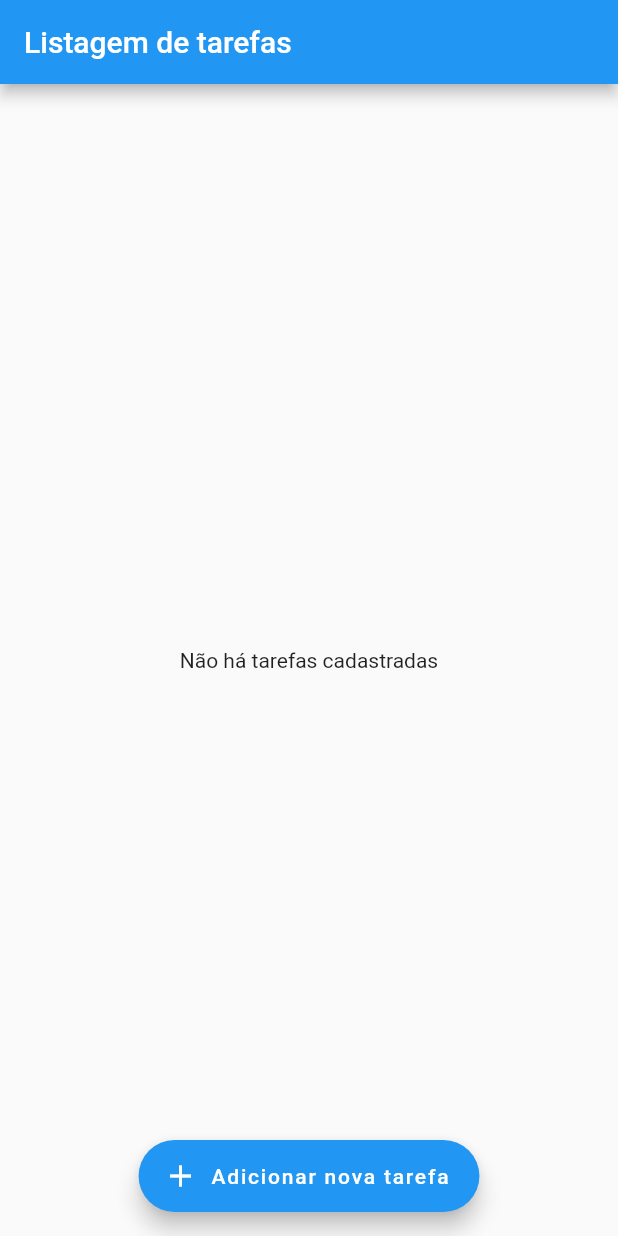
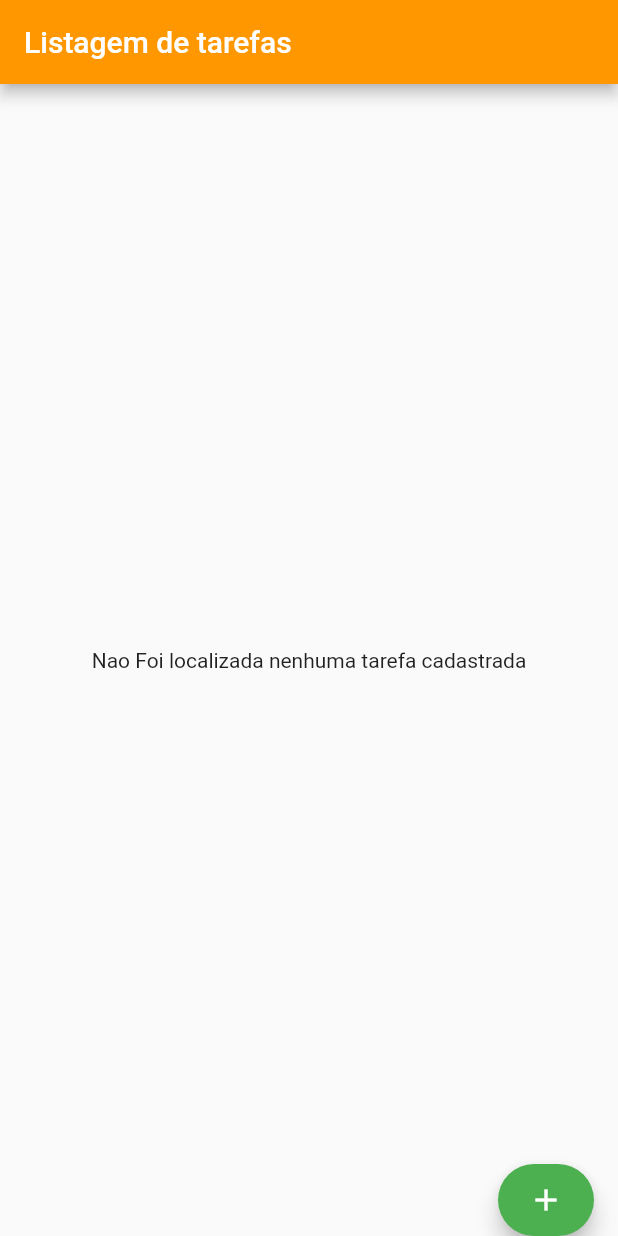
Before and after one commit to bmborgesinfnet/flutter_application, a Flutter app: the screen it shows after launch, on a phone screen of 412 x 824 dp. Run offline on Flutter 3.47's test engine with Material 2 defaults, Android fonts, the phone set to English and light mode, and no system bars; our stand-ins replace location.

Commit message:
06062023

```diff
--- a/lib/components/botao_nova_tarefa.dart
+++ b/lib/components/botao_nova_tarefa.dart
@@ -1,5 +1,4 @@
 import 'package:flutter/material.dart';
-
 import '../routes/rotas.dart';
 
 class BotaoAdicionarTarefa extends StatelessWidget {
@@ -7,14 +6,14 @@ class BotaoAdicionarTarefa extends StatelessWidget {
   @override
   Widget build(BuildContext context) {
     adicionarNovaTarefa() {
-      Navigator.of(context).pushNamed(Rotas.CADASTRAR_TAREFA);
+      Navigator.of(context).pushNamed(Rotas.CREATE_TASK);
     }
 
     return FloatingActionButton.extended(
         onPressed: adicionarNovaTarefa,
-        tooltip: 'Adicionar nova tarefa',
-        label: const Text("Adicionar nova tarefa"),
-    icon: const Icon(Icons.add)
+        backgroundColor: Colors.green,
+        //tooltip: 'Adicionar nova tarefa',
+        label: Icon(Icons.add, color: Colors.white),
     );
   }
 }
--- a/lib/components/listagem_tarefas.dart
+++ b/lib/components/listagem_tarefas.dart
@@ -10,12 +10,6 @@ class ListagemTarefas extends StatelessWidget {
   @override
   Widget build(BuildContext context) {
     final _tarefas = Provider.of<TarefaProvider>(context);
-
-    // List<Widget> _gerarListaProdutos() {
-    //   return _tarefas.listaTarefas
-    //       .map((tarefa) => ListagemTarefasItem(tarefa))
-    //       .toList();
-    // }
 
     List<Widget> _gerarListaProdutos() {
       return _tarefas.listaTarefas.asMap().entries.map((valor) {
@@ -31,7 +25,7 @@ class ListagemTarefas extends StatelessWidget {
             mainAxisAlignment: MainAxisAlignment.center,
             children: const [
               Center(
-                child: Text("Não há tarefas cadastradas"),
+                child: Text("Nao Foi localizada nenhuma tarefa cadastrada"),
               )
             ],
           );
--- a/lib/components/listagem_tarefas_item.dart
+++ b/lib/components/listagem_tarefas_item.dart
@@ -18,7 +18,7 @@ class ListagemTarefasItem extends StatelessWidget {
     editarTarefa() {
       _tarefas.tarefaEditando = tarefa;
       _tarefas.indexEditando = index;
-      Navigator.of(context).pushNamed(Rotas.EDITAR_TAREFA);
+      Navigator.of(context).pushNamed(Rotas.EDIT_TASK);
     }
 
     return Card(
--- a/lib/main.dart
+++ b/lib/main.dart
@@ -17,16 +17,16 @@ class App extends StatelessWidget {
     return ChangeNotifierProvider(
       create: (context) => TarefaProvider(),
       child: MaterialApp(
-        title: 'Aplicativo de cadastro de tarefas',
+        title: 'Cadastro de Tarefas',
         theme: ThemeData(
-          primarySwatch: Colors.blue,
+          primarySwatch: Colors.orange,
         ),
         // home: const Listagem(),
         debugShowCheckedModeBanner: false,
         routes: {
-          Rotas.LISTAGEM_TAREFAS: (context) => const Listagem(),
-          Rotas.CADASTRAR_TAREFA: (context) => const Cadastrar(),
-          Rotas.EDITAR_TAREFA: (context) => Editar(),
+          Rotas.LIST_TASK: (context) => const Listagem(),
+          Rotas.CREATE_TASK: (context) => const Cadastrar(),
+          Rotas.EDIT_TASK: (context) => Editar(),
         }
 
       ),
--- a/lib/routes/rotas.dart
+++ b/lib/routes/rotas.dart
@@ -1,5 +1,5 @@
 class Rotas {
-  static const String LISTAGEM_TAREFAS = "/";
-  static const String CADASTRAR_TAREFA = "/CADASTRAR_TAREFA";
-  static const String EDITAR_TAREFA = "/EDITAR_TAREFA";
+  static const String LIST_TASK = "/";
+  static const String CREATE_TASK = "/CREATE_TASK";
+  static const String EDIT_TASK = "/EDIT_TASK";
 }
--- a/lib/views/listagem_view.dart
+++ b/lib/views/listagem_view.dart
@@ -12,9 +12,10 @@ class Listagem extends StatelessWidget {
     return Scaffold(
       appBar: AppBar(
         title: const Text("Listagem de tarefas"),
+        foregroundColor: Colors.white,
       ),
       body: const ListagemTarefas(),
-      floatingActionButtonLocation: FloatingActionButtonLocation.centerFloat,
+      floatingActionButtonLocation: FloatingActionButtonLocation.endDocked,
       floatingActionButton: const BotaoAdicionarTarefa()
       );
   }
```
Also changed, not shown: lib/views/cadastrar_view.dart (+12 -6 lines), lib/views/editar_view.dart (+12 -7 lines).
